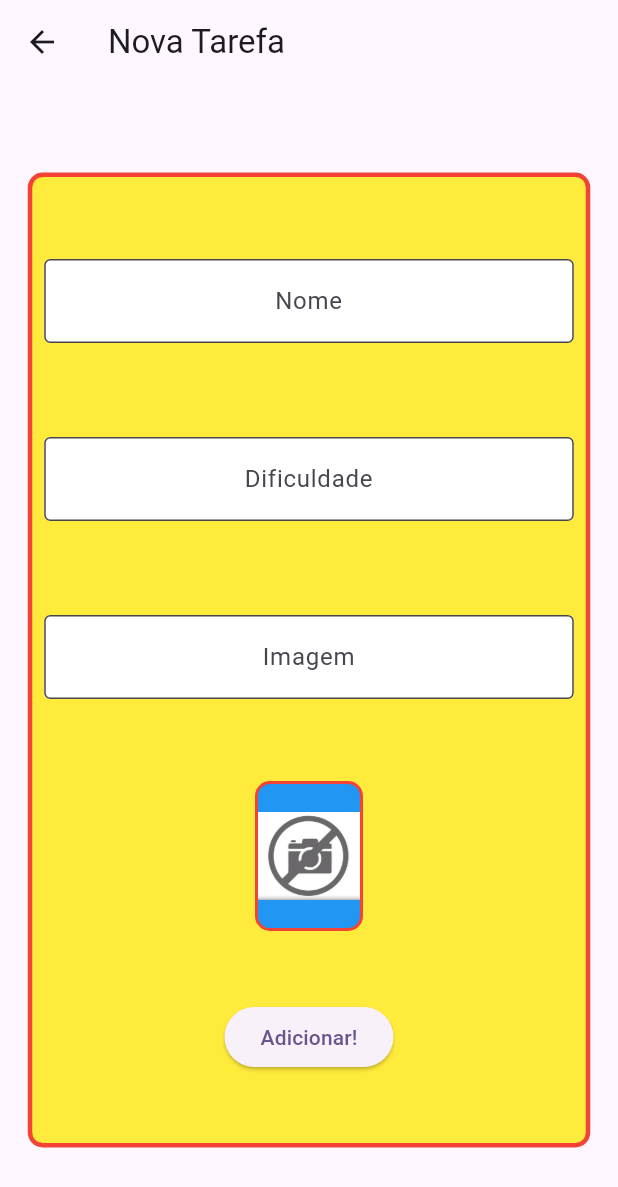
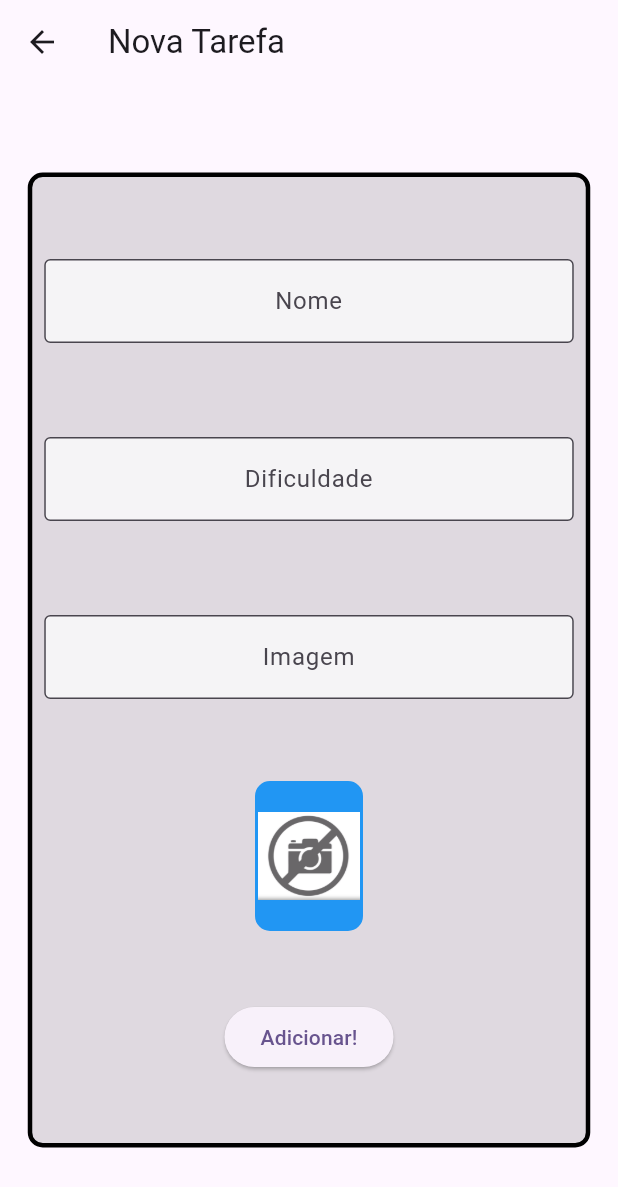
Before and after one commit to slackwarecps/flutter_widget, a Flutter app: the screen it shows after launch, after a tap on the "add" icon, on a phone screen of 412 x 824 dp. Shown: the top 1187 px of the screen. Run offline on Flutter 3.47's test engine with Material 3 defaults, Android fonts, the phone set to English and light mode, and no system bars; network calls fail.

Commit message:
quase funcionando so nao esta salvando

```diff
--- a/lib/components/task.dart
+++ b/lib/components/task.dart
@@ -15,6 +15,14 @@ class Task extends StatefulWidget {
 
 class _TaskState extends State<Task> {
   int nivel = 0;
+
+  bool assetOrNetwork() {
+    if (widget.foto.contains('http')) {
+      return false;
+    }
+    return true;
+  }
+
   @override
   Widget build(BuildContext context) {
     return Padding(
@@ -42,10 +50,15 @@ class _TaskState extends State<Task> {
                     height: 100,
                     child: ClipRRect(
                       borderRadius: BorderRadius.circular(4),
-                      child: Image.asset(
-                        widget.foto,
-                        fit: BoxFit.cover,
-                      ),
+                      child: assetOrNetwork()
+                          ? Image.asset(
+                              widget.foto,
+                              fit: BoxFit.cover,
+                            )
+                          : Image.network(
+                              widget.foto,
+                              fit: BoxFit.cover,
+                            ),
                     ),
                   ),
                   Column(
--- a/lib/data/task_inherited.dart
+++ b/lib/data/task_inherited.dart
@@ -7,27 +7,15 @@ class TaskInherited extends InheritedWidget {
     required Widget child,
   }) : super(key: key, child: child);
 
-  // criando uma lista de objetos de estado semelhando a POJOS.
   final List<Task> taskList = [
-    Task('Mascote Flutter xxxx', 'assets/images/mascote.png', 3),
-    Task('Ir na academia ok', 'assets/images/gato-ok.jpg', 2),
-    Task('Gato chorando', 'assets/images/gato-chorando.jpg', 5),
-    Task('Furioso', 'assets/images/gato-furioso.webp', 2),
-    Task('Fabao', 'assets/images/Fabio-Foto.jpg', 5),
-    Task('irra', 'assets/images/gato-de-chapeu.jpg', 1),
+    Task('Chorando', 'assets/images/gato-chorando.jpg', 3),
+    Task('Gato ok', 'assets/images/gato-ok.jpg', 2),
   ];
 
-  //adiciona tarefa
   void newTask(String name, String photo, int difficulty) {
     taskList.add(Task(name, photo, difficulty));
   }
 
-/// Retorna uma instância de [TaskInherited] a partir do [context] fornecido.
-///
-/// Esta função procura e retorna uma instância de [TaskInherited] do contexto do chamador.
-/// Ela garante que o valor retornado não seja nulo.
-///
-/// Lança um erro de assertiva se nenhum [TaskInherited] for encontrado no contexto.
   static TaskInherited of(BuildContext context) {
     final TaskInherited? result =
         context.dependOnInheritedWidgetOfExactType<TaskInherited>();
@@ -35,8 +23,6 @@ static TaskInherited of(BuildContext context) {
     return result!;
   }
 
-//Quem fica olhando a mudanca do estado
-// notifica todos o tempo todo que o estado mudou
   @override
   bool updateShouldNotify(TaskInherited oldWidget) {
     return oldWidget.taskList.length != taskList.length;
--- a/lib/screens/form_screen.dart
+++ b/lib/screens/form_screen.dart
@@ -1,19 +1,35 @@
 import 'package:flutter/material.dart';
+import 'package:flutter_morango_vscode/data/task_inherited.dart';
 
 class FormScreen extends StatefulWidget {
-  const FormScreen({Key? key}) : super(key: key);
+  const FormScreen({Key? key, required this.taskContext}) : super(key: key);
+
+  final BuildContext taskContext;
 
   @override
   State<FormScreen> createState() => _FormScreenState();
 }
 
 class _FormScreenState extends State<FormScreen> {
-  TextEditingController _nameController = TextEditingController();
-  TextEditingController _difficultyController = TextEditingController();
-  TextEditingController _imageController = TextEditingController();
+  TextEditingController nameController = TextEditingController();
+  TextEditingController difficultyController = TextEditingController();
+  TextEditingController imageController = TextEditingController();
 
-//Chave Global
   final _formKey = GlobalKey<FormState>();
+
+  bool valueValidator(String? value) {
+    if (value != null && value.isEmpty) {
+      return true;
+    }
+    return false;
+  }
+
+  bool difficultyValidator(String? value) {
+    if (value!.isEmpty || int.parse(value) > 5 || int.parse(value) < 1) {
+      return true;
+    }
+    return false;
+  }
 
   @override
   Widget build(BuildContext context) {
@@ -29,12 +45,9 @@ class _FormScreenState extends State<FormScreen> {
               height: 650,
               width: 375,
               decoration: BoxDecoration(
-                  color: Colors.yellow,
+                color: Colors.black12,
                 borderRadius: BorderRadius.circular(10),
-                  border: Border.all(
-                    color: Colors.red,
-                    width: 3,
-                  ),
+                border: Border.all(width: 3),
               ),
               child: Column(
                 mainAxisAlignment: MainAxisAlignment.spaceEvenly,
@@ -44,17 +57,17 @@ class _FormScreenState extends State<FormScreen> {
                     padding: const EdgeInsets.all(8.0),
                     child: TextFormField(
                       validator: (String? value) {
-                          if (value != null && value.isEmpty) {
+                        if (valueValidator(value)) {
                           return 'Insira o nome da Tarefa';
                         }
                         return null;
                       },
-                        controller: _nameController,
+                      controller: nameController,
                       textAlign: TextAlign.center,
                       decoration: InputDecoration(
                         border: OutlineInputBorder(),
                         hintText: 'Nome',
-                          fillColor: Colors.white,
+                        fillColor: Colors.white70,
                         filled: true,
                       ),
                     ),
@@ -63,20 +76,18 @@ class _FormScreenState extends State<FormScreen> {
                     padding: const EdgeInsets.all(8.0),
                     child: TextFormField(
                       validator: (value) {
-                          if (value!.isEmpty ||
-                              int.parse(value) > 5 ||
-                              int.parse(value) < 1) {
-                            return 'Insira uma dificuldade entre 1 e 5';
+                        if (difficultyValidator(value)) {
+                          return 'Insira um Dificuldade entre 1 e 5';
                         }
                         return null;
                       },
                       keyboardType: TextInputType.number,
-                        controller: _difficultyController,
+                      controller: difficultyController,
                       textAlign: TextAlign.center,
                       decoration: InputDecoration(
                         border: OutlineInputBorder(),
                         hintText: 'Dificuldade',
-                          fillColor: Colors.white,
+                        fillColor: Colors.white70,
                         filled: true,
                       ),
                     ),
@@ -84,22 +95,22 @@ class _FormScreenState extends State<FormScreen> {
                   Padding(
                     padding: const EdgeInsets.all(8.0),
                     child: TextFormField(
-                        onChanged: (Text) {
+                      onChanged: (text) {
                         setState(() {});
                       },
                       validator: (value) {
-                          if (value!.isEmpty) {
-                            return 'Insira uma url de imagem';
+                        if (valueValidator(value)) {
+                          return 'Insira um URL de Imagem!';
                         }
                         return null;
                       },
                       keyboardType: TextInputType.url,
-                        controller: _imageController,
+                      controller: imageController,
                       textAlign: TextAlign.center,
                       decoration: InputDecoration(
                         border: OutlineInputBorder(),
                         hintText: 'Imagem',
-                          fillColor: Colors.white,
+                        fillColor: Colors.white70,
                         filled: true,
                       ),
                     ),
@@ -110,43 +121,46 @@ class _FormScreenState extends State<FormScreen> {
                     decoration: BoxDecoration(
                       color: Colors.blue,
                       borderRadius: BorderRadius.circular(10),
-                        border: Border.all(width: 2, color: Colors.red),
+                      border: Border.all(width: 2, color: Colors.blue),
                     ),
                     child: ClipRRect(
                       borderRadius: BorderRadius.circular(10),
                       child: Image.network(
-                          _imageController.text,
+                        imageController.text,
+                        errorBuilder: (BuildContext context, Object exception,
+                            StackTrace? stackTrace) {
+                          return Image.asset('assets/images/nophoto.png');
+                        },
                         fit: BoxFit.cover,
-                          errorBuilder: (BuildContext context, Object Exception,
-                              StackTrace? stackTrace) {
-                            return Image.asset('assets/images/no-photo.png');
-                          },
                       ),
                     ),
                   ),
                   ElevatedButton(
                     onPressed: () {
                       if (_formKey.currentState!.validate()) {
-                            // 1 Printa infos
-                            print(_nameController.text);
-                            print(int.parse(_difficultyController.text));
-                            print(_imageController.text);
+                        // print(nameController.text);
+                        // print(difficultyController.text);
+                        // print(imageController.text);
+                        TaskInherited.of(widget.taskContext).newTask(
+                            nameController.text,
+                            imageController.text,
+                            int.parse(difficultyController.text));
                         ScaffoldMessenger.of(context).showSnackBar(
                           const SnackBar(
-                                content:
-                                    Text('snackbar! Printando nova Tarefa'),
+                            content: Text('Criando uma nova Tarefa'),
                           ),
                         );
-                            //2 nagevando para a tela anterior
                         Navigator.pop(context);
                       }
                     },
-                        child: Text('Adicionar!'))
+                    child: Text('Adicionar!'),
+                  ),
                 ],
               ),
             ),
           ),
-          )),
+        ),
+      ),
     );
   }
 }
--- a/lib/screens/initial_screen.dart
+++ b/lib/screens/initial_screen.dart
@@ -4,12 +4,13 @@ import 'package:flutter_morango_vscode/data/task_inherited.dart';
 import 'package:flutter_morango_vscode/screens/form_screen.dart';
 
 class InitialScreen extends StatefulWidget {
-  const InitialScreen({super.key});
+  const InitialScreen({Key? key}) : super(key: key);
+
   @override
-  State<InitialScreen> createState() => _InitialScreen();
+  State<InitialScreen> createState() => _InitialScreenState();
 }
 
-class _InitialScreen extends State<InitialScreen> {
+class _InitialScreenState extends State<InitialScreen> {
   @override
   Widget build(BuildContext context) {
     return Scaffold(
@@ -19,13 +20,16 @@ class _InitialScreen extends State<InitialScreen> {
       ),
       body: ListView(
         children: TaskInherited.of(context).taskList,
+        padding: EdgeInsets.only(top: 8, bottom: 70),
       ),
       floatingActionButton: FloatingActionButton(
         onPressed: () {
           Navigator.push(
             context,
             MaterialPageRoute(
-              builder: (context) => FormScreen(),
+              builder: (contextNew) => FormScreen(
+                taskContext: context,
+              ),
             ),
           );
         },
```
Also changed, not shown: assets/images/nophoto.png (renamed from assets/images/no-photo.png). Lines whose indentation alone changed are shown as unchanged.
